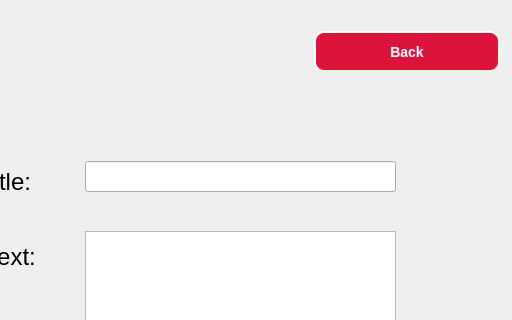
Qt form CuringCamPAINS/gui/resourcesgui.ui (CS-205-S22/CuringCamPAINS) before a commit; both pictures show x 126 to 638 and y 0 to 320 of the 638 by 580 pixel window.
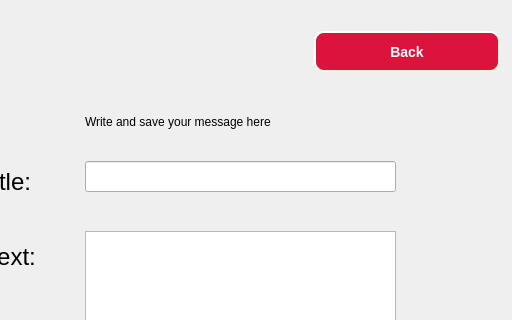
The same form after that commit. The open tabs and pages were chosen to show the change.

```diff
--- a/CuringCamPAINS/gui/resourcesgui.ui
+++ b/CuringCamPAINS/gui/resourcesgui.ui
@@ -233,6 +233,22 @@
         <bool>false</bool>
        </property>
       </widget>
+      <widget class="QLabel" name="label_3">
+       <property name="geometry">
+        <rect>
+         <x>200</x>
+         <y>80</y>
+         <width>311</width>
+         <height>61</height>
+        </rect>
+       </property>
+       <property name="styleSheet">
+        <string notr="true">font: 20pt &quot;.AppleSystemUIFont&quot;;</string>
+       </property>
+       <property name="text">
+        <string>Write and save your message here</string>
+       </property>
+      </widget>
      </widget>
      <widget class="QWidget" name="viewMessagePage">
       <widget class="QWidget" name="layoutWidget_2">
```
Left out of the diff: 50 changed lines with no effect on the pictures.
